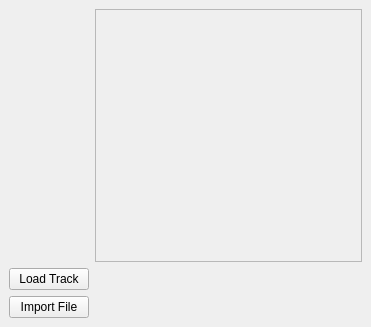
The window that gpxTrackManager_dockwidget_base.ui (citizenfish/qgis_gpx_track_manager) describes before a commit, drawn with Qt 5.
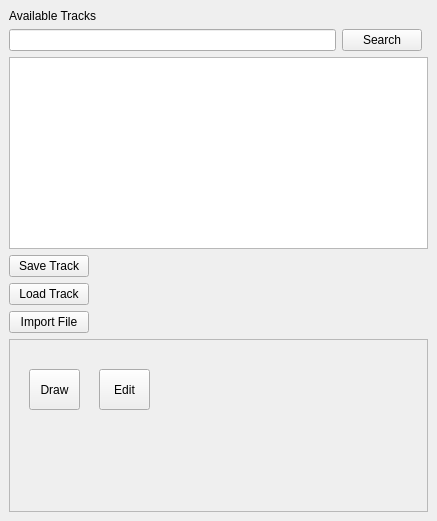
The same window after the commit.

Commit message: Finished first cut of track load and into edit

The edit to the form file:
```diff
--- a/gpxTrackManager_dockwidget_base.ui
+++ b/gpxTrackManager_dockwidget_base.ui
@@ -6,8 +6,8 @@
    <rect>
     <x>0</x>
     <y>0</y>
-    <width>371</width>
-    <height>327</height>
+    <width>437</width>
+    <height>521</height>
    </rect>
   </property>
   <property name="windowTitle">
@@ -15,20 +15,92 @@
   </property>
   <widget class="QWidget" name="dockWidgetContents">
    <layout class="QGridLayout" name="gridLayout">
-    <item row="1" column="2">
-     <spacer name="horizontalSpacer">
-      <property name="orientation">
-       <enum>Qt::Horizontal</enum>
+    <item row="7" column="1" colspan="2">
+     <widget class="QLabel" name="loadedFileLabel">
+      <property name="sizePolicy">
+       <sizepolicy hsizetype="Maximum" vsizetype="Preferred">
+        <horstretch>0</horstretch>
+        <verstretch>0</verstretch>
+       </sizepolicy>
       </property>
-      <property name="sizeHint" stdset="0">
-       <size>
-        <width>40</width>
-        <height>20</height>
-       </size>
+      <property name="text">
+       <string/>
       </property>
-     </spacer>
+     </widget>
     </item>
-    <item row="0" column="1" colspan="2">
+    <item row="0" column="0">
+     <widget class="QLabel" name="label">
+      <property name="sizePolicy">
+       <sizepolicy hsizetype="Preferred" vsizetype="Fixed">
+        <horstretch>0</horstretch>
+        <verstretch>0</verstretch>
+       </sizepolicy>
+      </property>
+      <property name="text">
+       <string>Available Tracks</string>
+      </property>
+     </widget>
+    </item>
+    <item row="1" column="0">
+     <widget class="QLineEdit" name="searchText"/>
+    </item>
+    <item row="7" column="0">
+     <widget class="QPushButton" name="loadFileButton">
+      <property name="sizePolicy">
+       <sizepolicy hsizetype="Fixed" vsizetype="Fixed">
+        <horstretch>0</horstretch>
+        <verstretch>0</verstretch>
+       </sizepolicy>
+      </property>
+      <property name="text">
+       <string>Import File</string>
+      </property>
+     </widget>
+    </item>
+    <item row="3" column="0">
+     <widget class="QPushButton" name="saveTrackButton">
+      <property name="sizePolicy">
+       <sizepolicy hsizetype="Fixed" vsizetype="Fixed">
+        <horstretch>0</horstretch>
+        <verstretch>0</verstretch>
+       </sizepolicy>
+      </property>
+      <property name="text">
+       <string>Save Track</string>
+      </property>
+     </widget>
+    </item>
+    <item row="4" column="0">
+     <widget class="QPushButton" name="loadTrackButton">
+      <property name="sizePolicy">
+       <sizepolicy hsizetype="Fixed" vsizetype="Fixed">
+        <horstretch>0</horstretch>
+        <verstretch>0</verstretch>
+       </sizepolicy>
+      </property>
+      <property name="text">
+       <string>Load Track</string>
+      </property>
+     </widget>
+    </item>
+    <item row="2" column="0" colspan="3">
+     <widget class="QListView" name="listView">
+      <property name="sizePolicy">
+       <sizepolicy hsizetype="Expanding" vsizetype="Maximum">
+        <horstretch>0</horstretch>
+        <verstretch>0</verstretch>
+       </sizepolicy>
+      </property>
+     </widget>
+    </item>
+    <item row="1" column="1">
+     <widget class="QPushButton" name="searchButton">
+      <property name="text">
+       <string>Search</string>
+      </property>
+     </widget>
+    </item>
+    <item row="8" column="0" colspan="3">
      <widget class="QFrame" name="frame">
       <property name="frameShape">
        <enum>QFrame::StyledPanel</enum>
@@ -36,27 +108,32 @@
       <property name="frameShadow">
        <enum>QFrame::Raised</enum>
       </property>
-     </widget>
-    </item>
-    <item row="1" column="0">
-     <widget class="QPushButton" name="loadTrackButton">
-      <property name="text">
-       <string>Load Track</string>
-      </property>
-     </widget>
-    </item>
-    <item row="2" column="0">
-     <widget class="QPushButton" name="loadFileButton">
-      <property name="text">
-       <string>Import File</string>
-      </property>
-     </widget>
-    </item>
-    <item row="2" column="1" colspan="2">
-     <widget class="QLabel" name="loadedFileLabel">
-      <property name="text">
-       <string/>
-      </property>
+      <widget class="QToolButton" name="drawButton">
+       <property name="geometry">
+        <rect>
+         <x>20</x>
+         <y>30</y>
+         <width>51</width>
+         <height>41</height>
+        </rect>
+       </property>
+       <property name="text">
+        <string>Draw</string>
+       </property>
+      </widget>
+      <widget class="QToolButton" name="editButton">
+       <property name="geometry">
+        <rect>
+         <x>90</x>
+         <y>30</y>
+         <width>51</width>
+         <height>41</height>
+        </rect>
+       </property>
+       <property name="text">
+        <string>Edit</string>
+       </property>
+      </widget>
      </widget>
     </item>
    </layout>
```
The commit also changes 2 other files.
